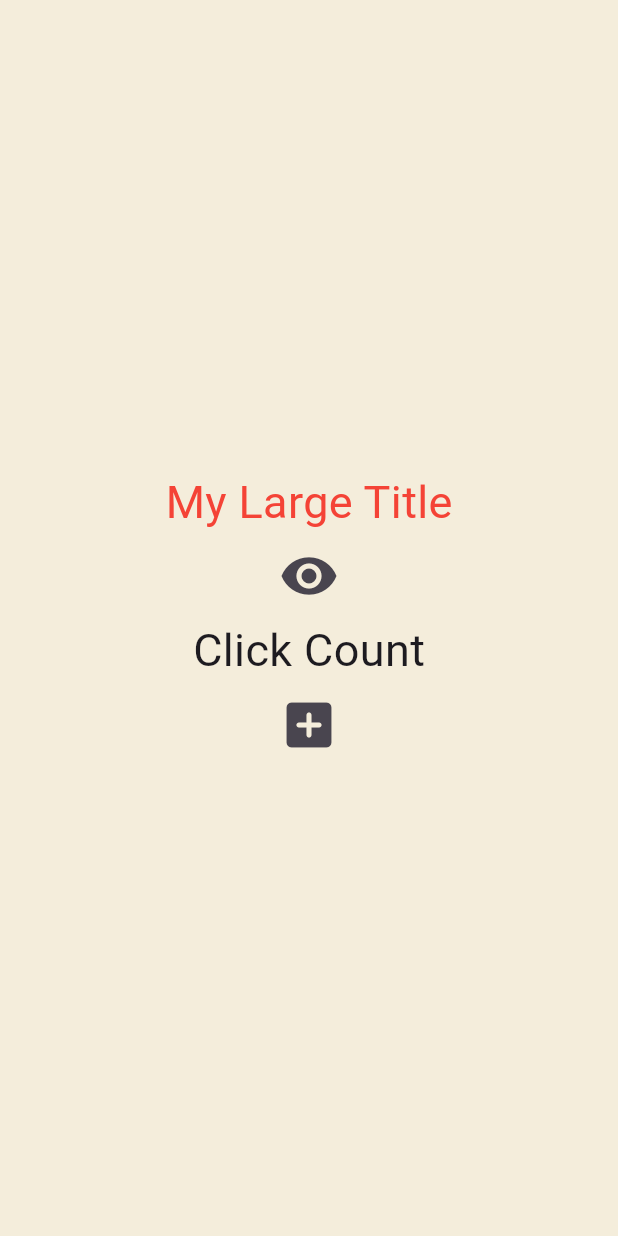
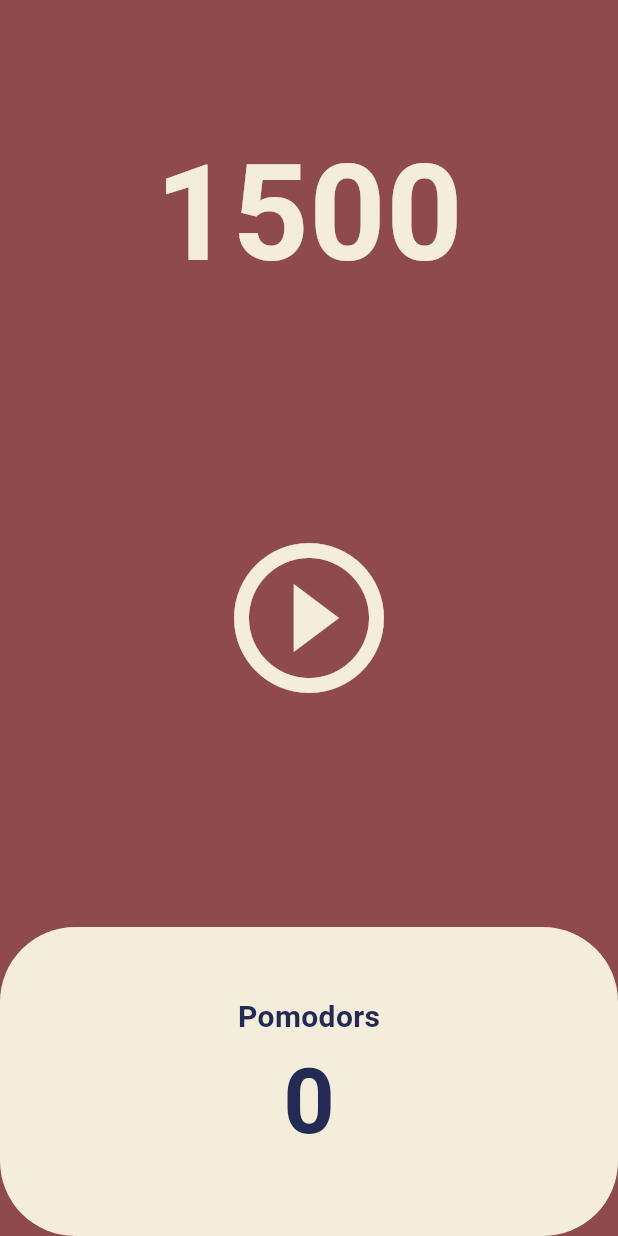
Before and after one commit to lifeisegg2k/flutter-toonfilx, a Flutter app: the screen it shows after launch, on a phone screen of 412 x 824 dp. Run offline on Flutter 3.47's test engine with Material 3 defaults, Android fonts, the phone set to English and light mode, and no system bars.

Commit message:
add Flexible, timer

```diff
--- a/lib/main.dart
+++ b/lib/main.dart
@@ -1,4 +1,5 @@
 import 'package:flutter/material.dart';
+import 'screens/home_screen.dart';
 import 'widgets/transform_card.dart';
 import 'widgets/round_button.dart';
 
@@ -7,7 +8,32 @@ void main() {
   // runApp(const AppWallets());
 
   // Stateful lifecycle
-  runApp(const AppStateful());
+  // runApp(const AppStateful());
+
+  // POMODORO APP
+  runApp(const AppPomodoro());
+}
+
+class AppPomodoro extends StatelessWidget {
+  const AppPomodoro({super.key});
+
+  @override
+  Widget build(BuildContext context) {
+    return MaterialApp(
+      theme: ThemeData(
+        colorScheme: ColorScheme.fromSeed(
+          seedColor: const Color(0xFFE7626C),
+        ),
+        textTheme: const TextTheme(
+          displayLarge: TextStyle(
+            color: Color(0xFF232B55),
+          ),
+        ),
+        cardColor: const Color(0xFFF4EDDB),
+      ),
+      home: const HomeScreen(),
+    );
+  }
 }
 
 // Stateful lifecycle
--- /dev/null
+++ b/lib/screens/home_screen.dart
@@ -0,0 +1,116 @@
+import 'dart:async';
+import 'package:flutter/material.dart';
+
+class HomeScreen extends StatefulWidget {
+  const HomeScreen({super.key});
+
+  @override
+  State<HomeScreen> createState() => _HomeScreenState();
+}
+
+class _HomeScreenState extends State<HomeScreen> {
+  int totalSeconds = 1500;
+  bool isRunning = false;
+  late Timer timer;
+
+  void onTick(Timer timer) {
+    setState(() {
+      totalSeconds = totalSeconds - 1;
+    });
+  }
+
+  void onStartPressed() {
+    timer = Timer.periodic(
+      const Duration(seconds: 1),
+      onTick,
+    );
+    setState(() {
+      isRunning = true;
+    });
+  }
+
+  void onPausePressed() {
+    timer.cancel();
+    setState(() {
+      isRunning = false;
+    });
+  }
+
+  @override
+  Widget build(BuildContext context) {
+    return Scaffold(
+      backgroundColor: Theme.of(context).colorScheme.primary,
+      body: Column(
+        children: [
+          Flexible(
+            flex: 1,
+            child: Container(
+              alignment: Alignment.bottomCenter,
+              child: Text(
+                '$totalSeconds',
+                style: TextStyle(
+                  color: Theme.of(context).cardColor,
+                  fontSize: 89,
+                  fontWeight: FontWeight.w600,
+                ),
+              ),
+            ),
+          ),
+          Flexible(
+            flex: 2,
+            child: Center(
+              child: IconButton(
+                onPressed: isRunning ? onPausePressed : onStartPressed,
+                iconSize: 120,
+                color: Theme.of(context).cardColor,
+                icon: Icon(
+                  isRunning
+                      ? Icons.pause_circle_outline_outlined
+                      : Icons.play_circle_outline,
+                ),
+              ),
+            ),
+          ),
+          Flexible(
+            flex: 1,
+            child: Row(
+              children: [
+                Expanded(
+                  child: Container(
+                    decoration: BoxDecoration(
+                      color: Theme.of(context).cardColor,
+                      borderRadius: BorderRadius.circular(50),
+                    ),
+                    child: Column(
+                      mainAxisAlignment: MainAxisAlignment.center,
+                      children: [
+                        Text(
+                          'Pomodors',
+                          style: TextStyle(
+                            fontSize: 20,
+                            fontWeight: FontWeight.w600,
+                            color:
+                                Theme.of(context).textTheme.displayLarge?.color,
+                          ),
+                        ),
+                        Text(
+                          '0',
+                          style: TextStyle(
+                            fontSize: 60,
+                            fontWeight: FontWeight.w600,
+                            color:
+                                Theme.of(context).textTheme.displayLarge?.color,
+                          ),
+                        ),
+                      ],
+                    ),
+                  ),
+                ),
+              ],
+            ),
+          ),
+        ],
+      ),
+    );
+  }
+}
```
